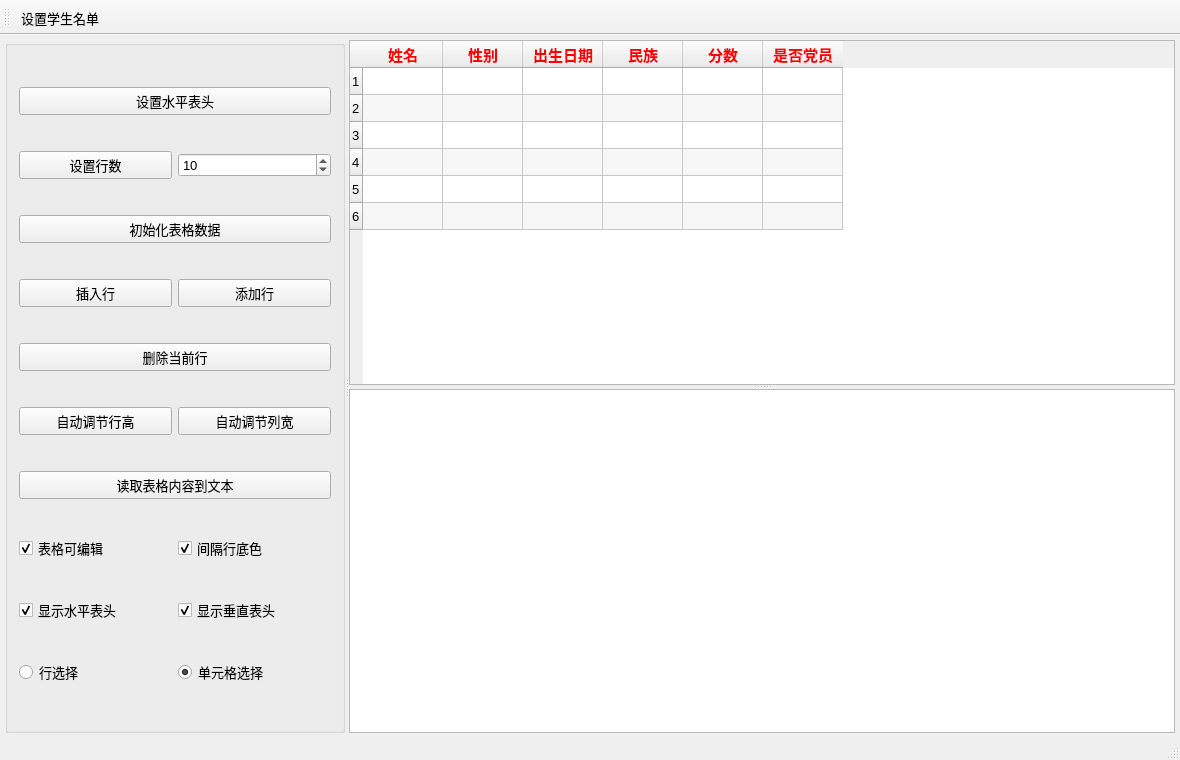
Before: the Qt Designer form samp4_13TableWidget/samp4_13TableWidget/mainwindow.ui in taipy524/Qtcourse, drawn with Qt 5.
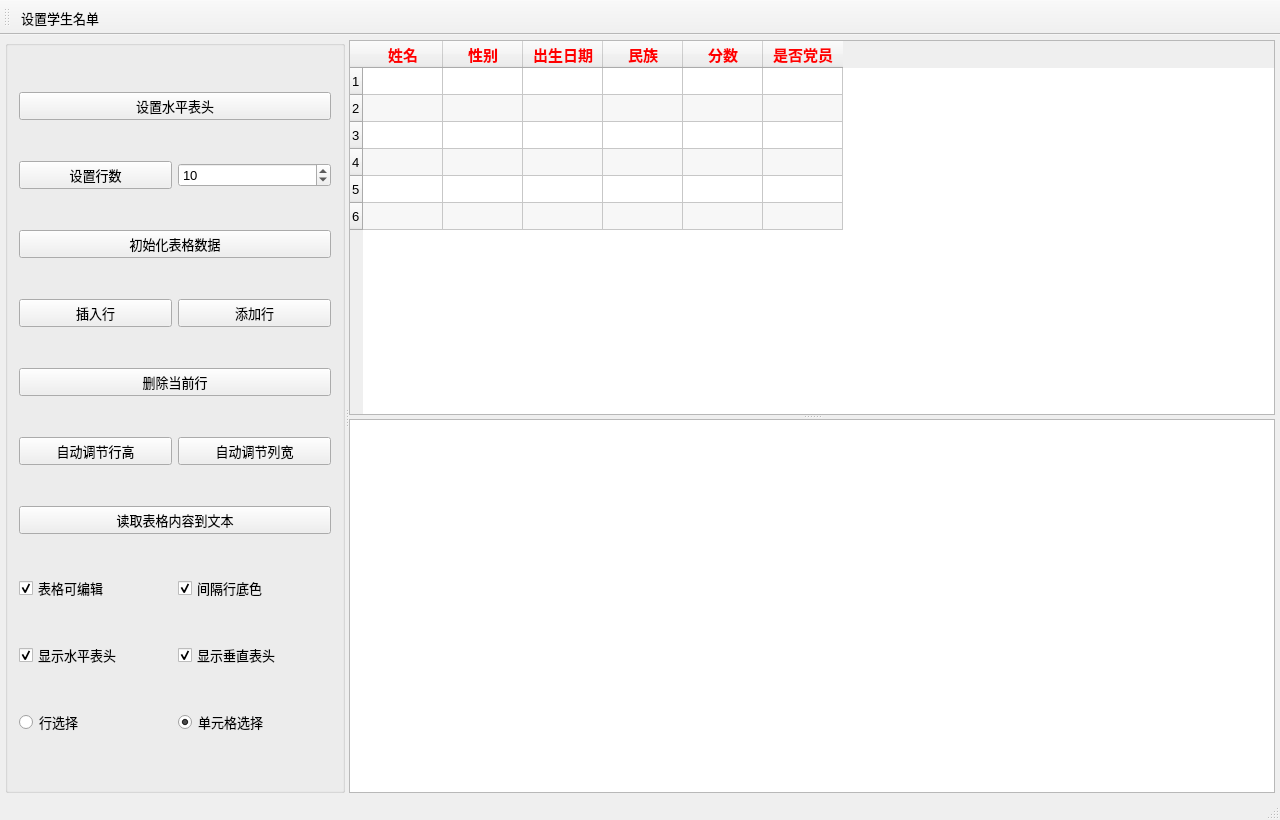
After: the same form once the commit is applied. Icons and pictures are not drawn.

Commit message: 作业二：初始表头自适应铺满整宽，窗口放大到1280x820

The edit to the form file:
```diff
--- a/samp4_13TableWidget/samp4_13TableWidget/mainwindow.ui
+++ b/samp4_13TableWidget/samp4_13TableWidget/mainwindow.ui
@@ -6,14 +6,14 @@
    <rect>
     <x>0</x>
     <y>0</y>
-    <width>1180</width>
-    <height>760</height>
+    <width>1280</width>
+    <height>820</height>
    </rect>
   </property>
   <property name="minimumSize">
    <size>
-    <width>1000</width>
-    <height>640</height>
+    <width>1100</width>
+    <height>700</height>
    </size>
   </property>
   <property name="font">
```
The commit also changes 1 other file.
